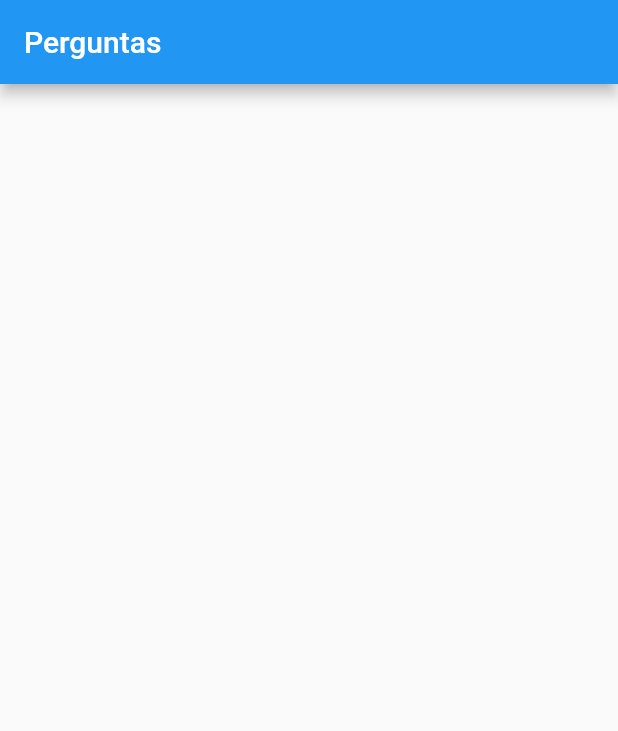
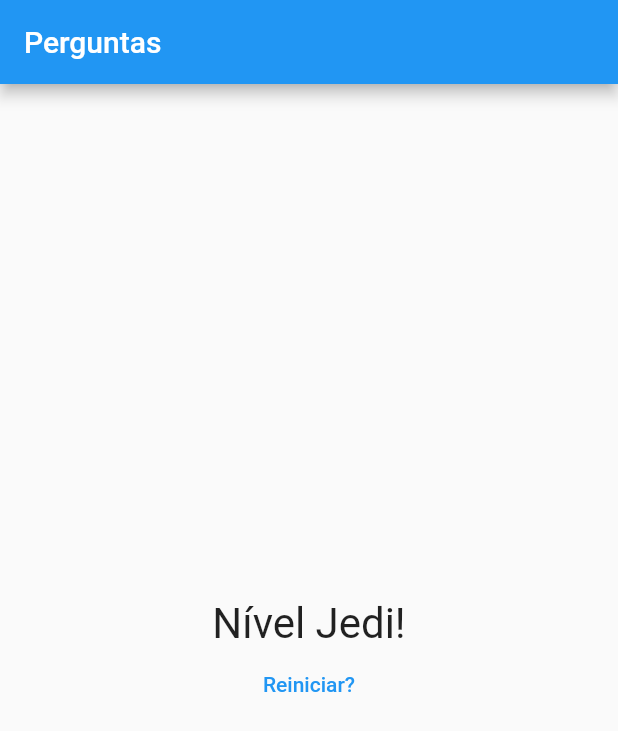
Before and after one commit to carlosrjr/projeto_perguntas, a Flutter app: the screen it shows after launch, after a tap on "Preto", after a tap on "Cobra", after a tap on "Leo", on a phone screen of 412 x 824 dp. Shown: the top 731 px of the screen. Run offline on Flutter 3.47's test engine with Material 2 defaults, Android fonts, the phone set to English and light mode, and no system bars.

Commit message:
[ADD] Controle de pontuaçao

```diff
--- a/lib/main.dart
+++ b/lib/main.dart
@@ -1,62 +1,77 @@
 import 'package:flutter/material.dart';
-import './questao.dart';
-import './resposta.dart';
+import './questionario.dart';
+import './resultado.dart';
 
 main() => runApp(PerguntaApp());
 
 class _PerguntaAppState extends State<PerguntaApp> {
   var _perguntaSelecionada = 0;
+  var _pontuacaoTotal = 0;
   final List<Map<String, Object>> _perguntas = const [
     {
       'texto': 'Qual é a sua cor favorita?',
-      'respostas': ['Preto', 'Vermelho', 'Verde', 'Azul']
+      'respostas': [
+        {'texto': 'Preto', 'pontuacao': 10},
+        {'texto': 'Vermelho', 'pontuacao': 5},
+        {'texto': 'Verde', 'pontuacao': 3},
+        {'texto': 'Azul', 'pontuacao': 1},
+      ]
     },
     {
       'texto': 'Qual é a seu animal favorito?',
-      'respostas': ['Coelho', 'Cobra', 'Elefante', 'Leão']
+      'respostas': [
+        {'texto': 'Coelho', 'pontuacao': 10},
+        {'texto': 'Cobra', 'pontuacao': 5},
+        {'texto': 'Elefante', 'pontuacao': 3},
+        {'texto': 'Leão', 'pontuacao': 1},
+      ]
     },
     {
       'texto': 'Qual o seu instrutor favorito?',
-      'respostas': ['Maria', 'João', 'Leo', 'Pedro']
+      'respostas': [
+        {'texto': 'Maria', 'pontuacao': 10},
+        {'texto': 'João', 'pontuacao': 5},
+        {'texto': 'Leo', 'pontuacao': 3},
+        {'texto': 'Pedro', 'pontuacao': 1},
+      ]
     },
   ];
-
-  void _responder() {
-    if (temPerguntaSelecionada) {
-      setState(() {
-        _perguntaSelecionada++;
-      });
-    }
-  }
 
   bool get temPerguntaSelecionada {
     return _perguntaSelecionada < _perguntas.length;
   }
 
+  void _responder(int pontuacao) {
+    if (temPerguntaSelecionada) {
+      setState(() {
+        _perguntaSelecionada++;
+        _pontuacaoTotal += pontuacao;
+      });
+    }
+  }
+
+  void _reiniciarQuestionario() {
+    setState(() {
+      _perguntaSelecionada = 0;
+      _pontuacaoTotal = 0;
+    });
+  }
+
   @override
   Widget build(BuildContext context) {
-    List<String> respostas = temPerguntaSelecionada
-        ? _perguntas[_perguntaSelecionada]['respostas']
-        : null;
-
     return MaterialApp(
+      debugShowCheckedModeBanner: false,
       home: Scaffold(
         appBar: AppBar(
           title: Text("Perguntas"),
         ),
         body: temPerguntaSelecionada
-            ? Column(
-                children: <Widget>[
-                  Questao(_perguntas[_perguntaSelecionada]['texto']),
-                  ...respostas
-                      .map((t) => Resposta(
-                            texto: t,
-                            quandoSelecionado: _responder,
-                          ))
-                      .toList(),
-                ],
+            ? Questionario(
+                perguntas: _perguntas,
+                perguntaSelecionada: _perguntaSelecionada,
+                quandoResponder: _responder,
               )
-            : null,
+            : Resultado(_pontuacaoTotal, _reiniciarQuestionario),
       ),
     );
   }
--- /dev/null
+++ b/lib/questionario.dart
@@ -0,0 +1,38 @@
+import 'package:flutter/material.dart';
+import './questao.dart';
+import './resposta.dart';
+
+class Questionario extends StatelessWidget {
+  final List<Map<String, Object>> perguntas;
+  final int perguntaSelecionada;
+  final void Function(int) quandoResponder;
+
+  Questionario({
+    @required this.perguntas,
+    @required this.perguntaSelecionada,
+    @required this.quandoResponder,
+  });
+
+  bool get temPerguntaSelecionada {
+    return perguntaSelecionada < perguntas.length;
+  }
+
+  @override
+  Widget build(BuildContext context) {
+    List<Map<String, Object>> respostas = temPerguntaSelecionada
+        ? perguntas[perguntaSelecionada]['respostas']
+        : null;
+
+    return Column(
+      children: <Widget>[
+        Questao(perguntas[perguntaSelecionada]['texto']),
+        ...respostas.map((resp) {
+          return Resposta(
+            texto: resp['texto'],
+            quandoSelecionado: () => quandoResponder(resp['pontuacao']),
+          );
+        }).toList(),
+      ],
+    );
+  }
+}
--- /dev/null
+++ b/lib/resultado.dart
@@ -0,0 +1,40 @@
+import 'package:flutter/material.dart';
+
+class Resultado extends StatelessWidget {
+  final int pontuacao;
+  final void Function() quandoReiniciarQuestionario;
+
+  Resultado(this.pontuacao, this.quandoReiniciarQuestionario);
+
+  String get fraseResultado {
+    if (pontuacao < 8) {
+      return 'Parabéns!';
+    } else if (pontuacao < 12) {
+      return 'Você é bom!';
+    } else if (pontuacao < 16) {
+      return 'Impressionante!';
+    } else {
+      return 'Nível Jedi!';
+    }
+  }
+
+  @override
+  Widget build(BuildContext context) {
+    return Column(
+      mainAxisAlignment: MainAxisAlignment.center,
+      children: <Widget>[
+        Center(
+          child: Text(
+            fraseResultado,
+            style: TextStyle(fontSize: 28),
+          ),
+        ),
+        FlatButton(
+          child: Text('Reiniciar?'),
+          textColor: Colors.blue,
+          onPressed: quandoReiniciarQuestionario,
+        )
+      ],
+    );
+  }
+}
```
